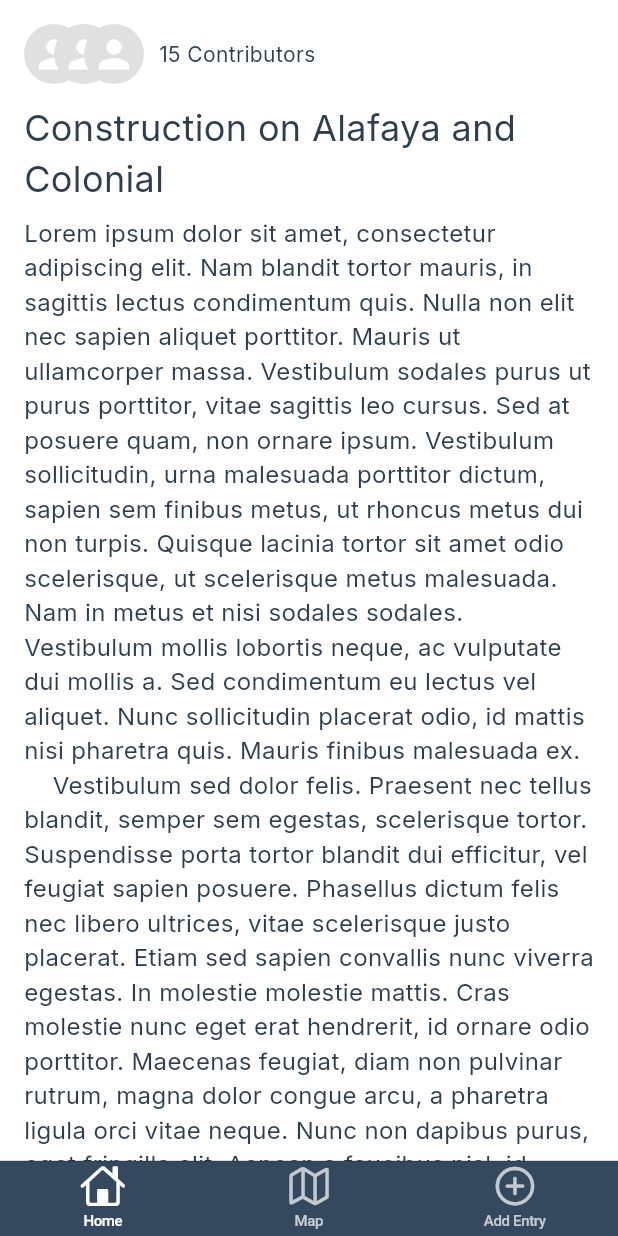
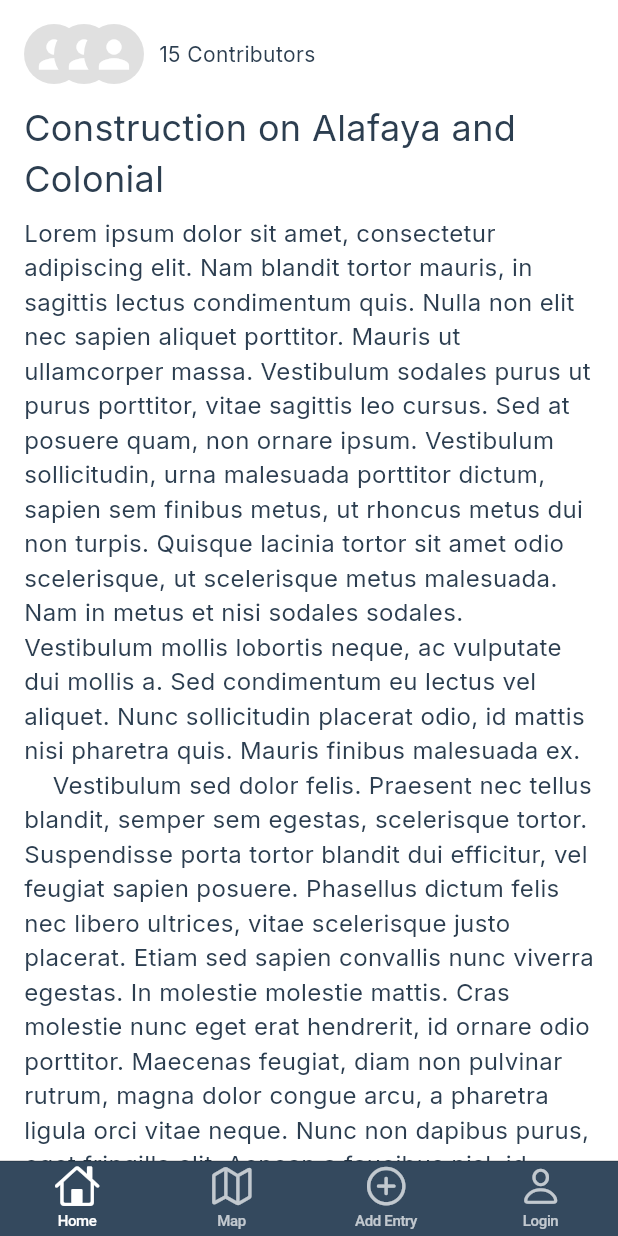
Before and after one commit to taheralfayad/blocktalk, a Flutter app: the EntryPage screen opened directly, after a tap on "Home", on a phone screen of 412 x 824 dp. Run offline on Flutter 3.47's test engine with Material 3 defaults, Android fonts, the phone set to English and light mode, and no system bars; our stand-ins replace flutter_map, go_router, google_fonts, latlong2.

Commit message:
add preliminary login page

```diff
--- a/lib/components/navbar.dart
+++ b/lib/components/navbar.dart
@@ -30,6 +30,9 @@ class _NavbarState extends State<Navbar> {
       case 2:
         context.go('/add_entry'); // Navigate to Add Entry
         break;
+      case 3:
+        context.go('/login');
+        break;
     }
   }
 
@@ -51,6 +54,10 @@ class _NavbarState extends State<Navbar> {
           ),
           label: 'Add Entry',
         ),
+        BottomNavigationBarItem(
+          icon: Icon(CupertinoIcons.person),
+          label: 'Login',
+        ),
       ],
       currentIndex: widget.selectedIndex,
       onTap: _onItemTapped,
--- /dev/null
+++ b/lib/design-system/textfield.dart
@@ -0,0 +1,24 @@
+import 'package:flutter/material.dart';
+
+class BlockTalkTextField extends StatelessWidget {
+  final TextEditingController controller;
+  final String labelText;
+
+  const BlockTalkTextField({
+    super.key,
+    required this.controller,
+    required this.labelText,
+  });
+
+  @override
+  Widget build(BuildContext context) {
+    return TextField(
+      controller: controller,
+      decoration: InputDecoration(
+        labelText: labelText,
+        border: OutlineInputBorder(),
+        contentPadding: EdgeInsets.symmetric(vertical: 12.0, horizontal: 16.0),
+      ),
+    );
+  }
+}
--- a/lib/main.dart
+++ b/lib/main.dart
@@ -5,6 +5,7 @@ import 'pages/add_entry.dart';
 import 'pages/map.dart';
 import 'pages/feed.dart';
 import 'pages/entry.dart';
+import 'pages/login.dart';
 
 void main() {
   runApp(const BlockTalkApp());
@@ -35,6 +36,11 @@ final _router = GoRouter(
          final String? blockId = state.pathParameters['blockId'];
          return NoTransitionPage(child: EntryPage(blockId: blockId));
       }
+    ),
+    GoRoute(
+      name: 'login',
+      path: '/login',
+      pageBuilder: (context, state) => NoTransitionPage(child: LoginPage()),
     )
   ],
 );
--- /dev/null
+++ b/lib/pages/login.dart
@@ -0,0 +1,67 @@
+import 'package:flutter/material.dart';
+
+import '../design-system/button.dart';
+import '../design-system/colors.dart';
+import '../design-system/textfield.dart';
+
+import '../components/navbar.dart';
+
+class LoginPage extends StatefulWidget{
+  const LoginPage({super.key});
+
+  @override
+  State<LoginPage> createState() => _LoginPageState();
+}
+
+class _LoginPageState extends State<LoginPage> {
+  final TextEditingController _usernameController = TextEditingController();
+  final TextEditingController _passwordController = TextEditingController();
+
+
+  @override
+  Widget build(BuildContext context) {
+    return Container(
+      decoration: const BoxDecoration(gradient: AppColors.backgroundColor),
+      child: Scaffold(
+        backgroundColor: Colors.transparent,
+        body: Stack(
+          children: [
+            Center(
+              child: ConstrainedBox(
+                constraints: const BoxConstraints(maxWidth: 200),
+                child: Column(
+                  mainAxisAlignment: MainAxisAlignment.center,
+                  children: [
+                    BlockTalkTextField(
+                      controller: _usernameController,
+                      labelText: 'Username',
+                    ),
+                    SizedBox(height: 16.0),
+                    BlockTalkTextField(
+                      controller: _passwordController,
+                      labelText: 'Password',
+                    ),
+                    SizedBox(height: 16.0),
+                    Center(
+                      child: BlockTalkButton(
+                        text: 'Login',
+                        type: 'solid',
+                        onPressed: () {
+                          print('Login button pressed');
+                        },
+                      ),
+                    ),
+                  ],
+                ),
+              ),
+            ),
+            Align(
+              alignment: Alignment.bottomCenter,
+              child: Navbar(selectedIndex: 3),
+            ),
+          ],
+        ),
+      ),
+    );
+  }
+}
```
